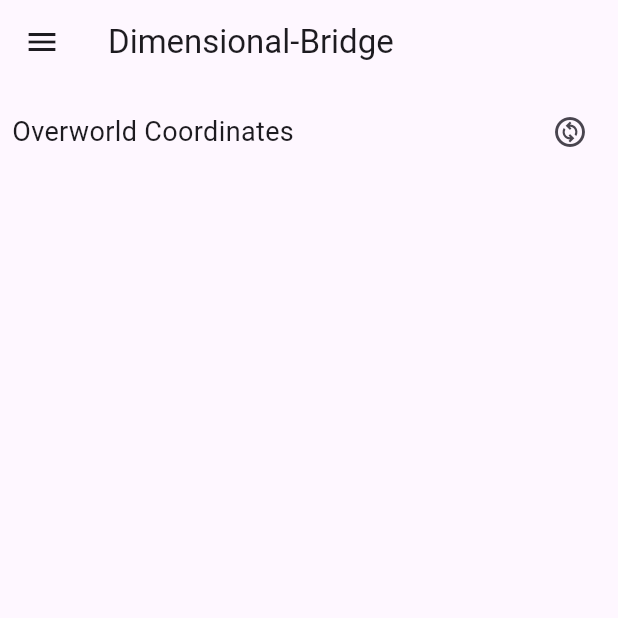
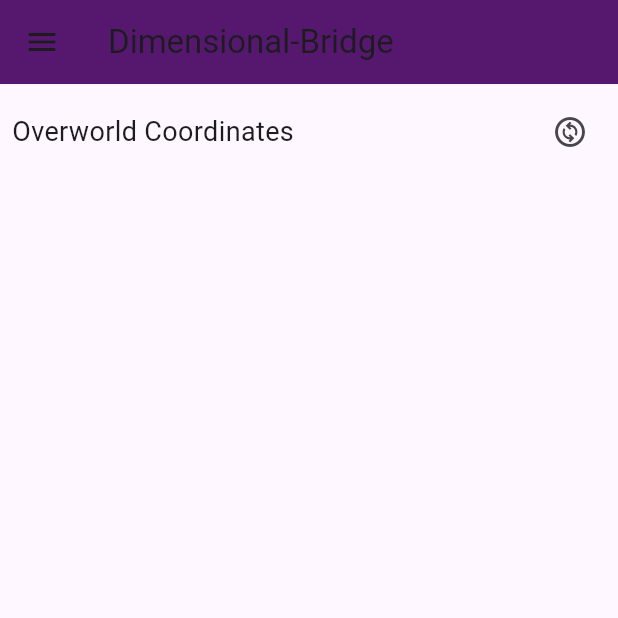
Before and after one commit to PZK3759/Dimensional-Bridge, a Flutter app: the screen it shows after launch, on a phone screen of 412 x 824 dp, the top half of it. Run offline on Flutter 3.47's test engine with Material 3 defaults, Android fonts, the phone set to English and light mode, and no system bars; our stand-ins replace flutter_spinkit.

Commit message:
Added Global.dart

```diff
--- /dev/null
+++ b/lib/Global.dart
@@ -0,0 +1,3 @@
+import 'package:flutter/material.dart';
+
+Color primaryColor = Color(0xff56186F);
--- a/lib/Screens/SplashScreen.dart
+++ b/lib/Screens/SplashScreen.dart
@@ -1,3 +1,4 @@
+import 'package:dimensional_bridge/Global.dart';
 import 'package:dimensional_bridge/Screens/OverToNether.dart';
 import 'package:flutter/material.dart';
 import 'package:flutter_spinkit/flutter_spinkit.dart';
@@ -25,7 +26,7 @@ class _SplashScreenState extends State<SplashScreen> {
         children: [
           Image.asset("assets/icons/minecraf_128.png"),
           SizedBox(height: 10,),
-          SpinKitSquareCircle(size: 50,color: Color(0xff707070),),
+          SpinKitSquareCircle(size: 50,color: primaryColor,),  //might change later
         ],
       ),
     );
--- a/lib/Widgets/AppbarWidget.dart
+++ b/lib/Widgets/AppbarWidget.dart
@@ -1,3 +1,4 @@
+import 'package:dimensional_bridge/Global.dart';
 import 'package:flutter/material.dart';
 
 class AppbarWidget extends StatefulWidget implements PreferredSizeWidget {
@@ -11,6 +12,8 @@ class AppbarWidget extends StatefulWidget implements PreferredSizeWidget {
 class _AppbarWidgetState extends State<AppbarWidget> {
   @override
   Widget build(BuildContext context) {
-    return AppBar(title: Text("Dimensional-Bridge"),);
+    return AppBar(
+      backgroundColor: primaryColor,
+      title: Text("Dimensional-Bridge"),);
   }
 }
--- a/lib/main.dart
+++ b/lib/main.dart
@@ -1,3 +1,4 @@
+import 'package:dimensional_bridge/Global.dart';
 import 'package:dimensional_bridge/Screens/SplashScreen.dart';
 import 'package:flutter/material.dart';
 
@@ -11,7 +12,10 @@ class MyApp extends StatelessWidget {
   // This widget is the root of your application.
   @override
   Widget build(BuildContext context) {
-    return const MaterialApp(
+    return MaterialApp(
+      theme: ThemeData(
+        primaryColor: primaryColor,
+      ),
       home: SplashScreen(),
     );
   }
```
